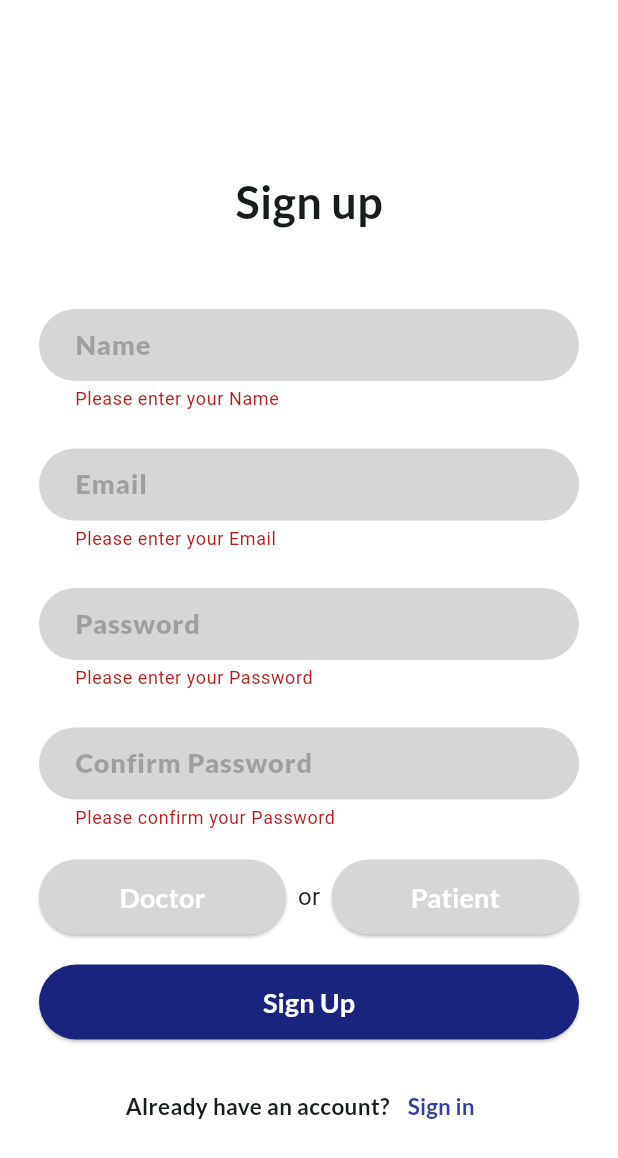
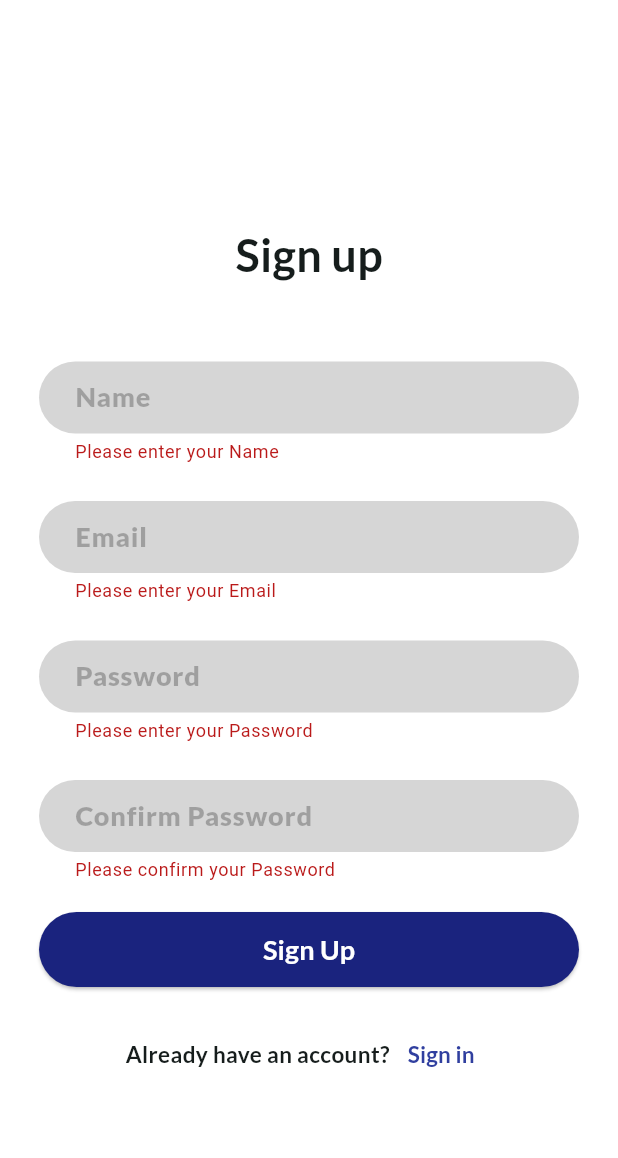
Before and after one commit to Sakana398/health_apps, a Flutter app: the Register screen opened directly, after a tap on "Sign Up", on a phone screen of 412 x 824 dp. Shown: the top 1158 px of the screen. Run offline on Flutter 3.47's test engine with Material 3 defaults, Android fonts, the phone set to English and light mode, and no system bars; our stand-ins replace carousel_slider, cloud_firestore, firebase_auth, firebase_core, firebase_database, firebase_storage and 9 more; accounts and stored records are empty.

Commit message:
register update

```diff
--- a/lib/screens/register.dart
+++ b/lib/screens/register.dart
@@ -21,8 +21,6 @@ class _RegisterState extends State<Register> {
   final TextEditingController _passwordController = TextEditingController();
   final TextEditingController _passwordConfirmController =
       TextEditingController();
-
-  int type = -1;
 
   FocusNode f1 = FocusNode();
   FocusNode f2 = FocusNode();
@@ -138,8 +136,6 @@ class _RegisterState extends State<Register> {
               },
             ),
             const SizedBox(height: 20),
-            _buildAccountTypeButtons(),
-            const SizedBox(height: 20),
             _buildSignUpButton(),
             const SizedBox(height: 20),
             _buildSignInOption(),
@@ -184,50 +180,13 @@ class _RegisterState extends State<Register> {
     );
   }
 
-  Widget _buildAccountTypeButtons() {
-    return Row(
-      mainAxisAlignment: MainAxisAlignment.spaceBetween,
-      children: [
-        _buildAccountTypeButton('Doctor', 0),
-        const Text('or', style: TextStyle(fontSize: 16)),
-        _buildAccountTypeButton('Patient', 1),
-      ],
-    );
-  }
-
-  Widget _buildAccountTypeButton(String label, int accountType) {
-    return SizedBox(
-      width: MediaQuery.of(context).size.width / 2.5,
-      height: 50,
-      child: ElevatedButton(
-        onPressed: () => setState(() => type = accountType),
-        style: ElevatedButton.styleFrom(
-          backgroundColor: Colors.grey[350],
-          shape: RoundedRectangleBorder(borderRadius: BorderRadius.circular(32)),
-          side: BorderSide(
-            width: 5.0,
-            color: type == accountType ? Colors.black38 : Colors.transparent,
-          ),
-        ),
-        child: Text(
-          label,
-          style: GoogleFonts.lato(
-            color: type == accountType ? Colors.black38 : Colors.white,
-            fontSize: 18,
-            fontWeight: FontWeight.bold,
-          ),
-        ),
-      ),
-    );
-  }
-
   Widget _buildSignUpButton() {
     return SizedBox(
       width: double.infinity,
       height: 50,
       child: ElevatedButton(
         onPressed: () async {
-          if (_formKey.currentState!.validate() && type != -1) {
+          if (_formKey.currentState!.validate()) {
             showLoaderDialog(context);
             await _registerAccount();
           }
@@ -340,9 +299,8 @@ class _RegisterState extends State<Register> {
         await user.updateDisplayName(_displayName.text);
         await user.sendEmailVerification();
 
-        String name =
-            type == 0 ? 'Dr. ${_displayName.text}' : _displayName.text;
-        String accountType = type == 0 ? 'doctor' : 'patient';
+        String name = _displayName.text;
+        String accountType = 'patient';  // Set account type to patient only
 
         Map<String, dynamic> userData = {
           'name': name,
@@ -354,16 +312,6 @@ class _RegisterState extends State<Register> {
             .collection('users')
             .doc(user.uid)
             .set(userData);
-
-        if (type == 0) {
-          globals.isDoctor = true;
-          userData.addAll({
-            'rating': double.parse(
-                (3 + Random().nextDouble() * 1.9).toStringAsPrecision(2)),
-            'openHour': "09:00",
-            'closeHour': "21:00",
-          });
-        }
 
         FirebaseFirestore.instance
             .collection(accountType)
```
